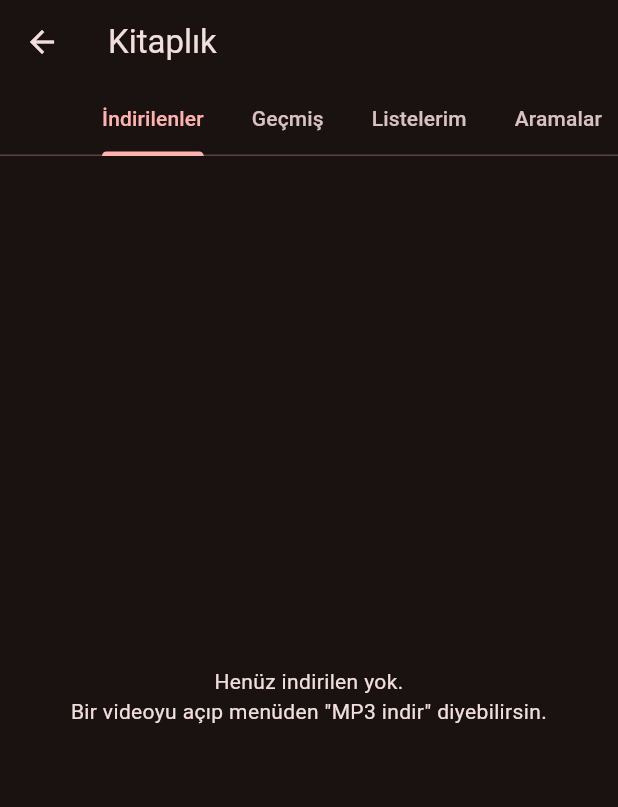
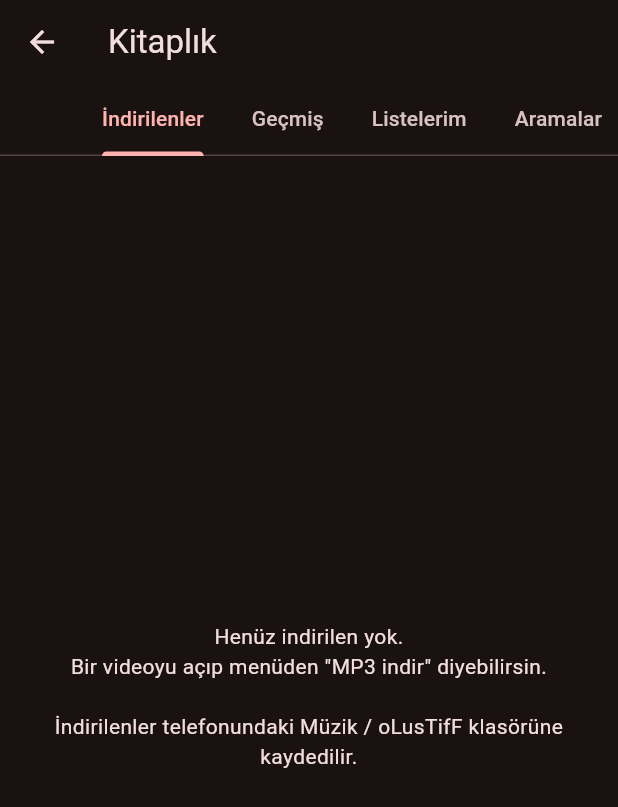
Before and after one commit to olustiff/olustiff-tube, a Flutter app: the screen it shows after launch, after a tap on the "library music" icon, on a phone screen of 412 x 824 dp. Shown: the top 807 px of the screen. Run offline on Flutter 3.47's test engine with Material 3 defaults, Android fonts, the phone set to English and light mode, and no system bars; our stand-ins replace package_info_plus, share_plus, shared_preferences.

Commit message:
auto: update 2026-08-24 04:03:16

```diff
--- a/lib/core/data/downloads_store.dart
+++ b/lib/core/data/downloads_store.dart
@@ -94,9 +94,23 @@ class DownloadsStore extends ChangeNotifier {
   /// Süren indirmelerin ilerlemesi (0..1) — arayüz yüzde gösterir.
   final Map<String, double> _progress = {};
 
+  /// Süren indirmelerin başlıkları. Arayüzün "ne iniyor" diye başka
+  /// kaynaklardan tahmin yürütmesine gerek kalmasın diye burada tutulur.
+  final Map<String, String> _titles = {};
+
   List<DownloadedItem> get items => List.unmodifiable(_items);
   bool isDownloading(String videoId) => _progress.containsKey(videoId);
   double progressOf(String videoId) => _progress[videoId] ?? 0;
+
+  /// Şu an inen dosyalar: (videoId, başlık, ilerleme).
+  List<({String videoId, String title, double progress})> get activeDownloads =>
+      _progress.entries
+          .map((e) => (
+                videoId: e.key,
+                title: _titles[e.key] ?? '',
+                progress: e.value,
+              ))
+          .toList(growable: false);
 
   bool hasDownload(String videoId) =>
       _items.any((i) => i.videoId == videoId);
@@ -142,8 +156,13 @@ class DownloadsStore extends ChangeNotifier {
   }
 
   /// Videonun sesini MP3 olarak indirir ve ortak Müzik klasörüne kaydeder.
-  Future<DownloadedItem> download(String videoId, {int bitrate = 320}) async {
+  Future<DownloadedItem> download(
+    String videoId, {
+    int bitrate = 320,
+    String title = '',
+  }) async {
     _progress[videoId] = 0;
+    _titles[videoId] = title;
     notifyListeners();
     try {
       final raw = await _channel.invokeMethod<Map<Object?, Object?>>(
@@ -158,6 +177,7 @@ class DownloadsStore extends ChangeNotifier {
       return item;
     } finally {
       _progress.remove(videoId);
+      _titles.remove(videoId);
       notifyListeners();
     }
   }
--- a/lib/features/library/download_progress_bar.dart
+++ b/lib/features/library/download_progress_bar.dart
@@ -1,60 +1,46 @@
 import 'package:flutter/material.dart';
 
 import '../../core/data/downloads_store.dart';
-import '../../core/data/library_store.dart';
-import '../../core/extraction/models.dart';
-import '../../core/playback/playback_coordinator.dart';
 
-/// Süren MP3 indirmelerini gösteren ince şerit.
+/// Süren MP3 indirmelerini ekranın altında gösteren ince şerit.
 ///
-/// MP3 üretimi ses yeniden kodlandığı için şarkı başına 30-60 sn sürüyor;
-/// kullanıcı bu sırada başka ekranlarda gezindiği için "indirme başladı mı"
-/// sorusunun cevabı ekranda kalıcı olarak durmalı. Bu yüzden şerit
-/// [MiniPlayer]'ın hemen üstünde, liste ekranlarının altında yaşıyor.
+/// İndirme uzun sürüyor (ses çözülüp yeniden kodlanıyor); geri bildirim
+/// olmayınca "başladı mı?" belirsiz kalıyordu. Süren indirme yoksa hiç yer
+/// kaplamaz.
 class DownloadProgressBar extends StatelessWidget {
   const DownloadProgressBar({super.key});
 
   @override
   Widget build(BuildContext context) {
-    final downloads = DownloadsStore.instance;
-    final library = LibraryStore.instance;
-    final playback = PlaybackCoordinator.instance;
+    final store = DownloadsStore.instance;
 
-    // İlerleme DownloadsStore'dan, indirilen şarkının adı ise geçmiş/kuyruk
-    // gibi başlığı bilen kaynaklardan geliyor; ikisini de dinlemek gerekiyor.
     return AnimatedBuilder(
-      animation: Listenable.merge([downloads, library, playback]),
+      animation: store,
       builder: (context, _) {
-        final active = _activeDownloads(downloads, library, playback);
-        // Süren indirme yokken şerit hiç yer kaplamamalı.
+        final active = store.activeDownloads;
         if (active.isEmpty) return const SizedBox.shrink();
 
         final theme = Theme.of(context);
-        final progress =
-            active.map((d) => d.progress).reduce((a, b) => a + b) /
+        final average =
+            active.map((e) => e.progress).reduce((a, b) => a + b) /
                 active.length;
 
-        // Tek çubuk birden fazla indirmeyi temsil edemez; o yüzden çok
-        // indirme varken adet, tekken şarkı adı yazılıyor.
         final label = active.length > 1
             ? '${active.length} indirme sürüyor'
-            : (active.first.title ?? 'MP3 hazırlanıyor…');
+            : (active.first.title.isEmpty
+                ? 'MP3 hazırlanıyor…'
+                : active.first.title);
 
         return Material(
           color: theme.colorScheme.surfaceContainerHigh,
           child: Padding(
-            padding: const EdgeInsets.fromLTRB(16, 8, 16, 8),
+            padding: const EdgeInsets.fromLTRB(12, 8, 12, 6),
             child: Column(
               mainAxisSize: MainAxisSize.min,
-              crossAxisAlignment: CrossAxisAlignment.start,
               children: [
                 Row(
                   children: [
-                    Icon(
-                      Icons.downloading,
-                      size: 16,
-                      color: theme.colorScheme.onSurfaceVariant,
-                    ),
+                    const Icon(Icons.download, size: 16),
                     const SizedBox(width: 8),
                     Expanded(
                       child: Text(
@@ -64,9 +50,8 @@ class DownloadProgressBar extends StatelessWidget {
                         style: theme.textTheme.bodySmall,
                       ),
                     ),
-                    const SizedBox(width: 8),
                     Text(
-                      '%${(progress * 100).round()}',
+                      '%${(average * 100).round()}',
                       style: theme.textTheme.bodySmall,
                     ),
                   ],
@@ -74,11 +59,10 @@ class DownloadProgressBar extends StatelessWidget {
                 const SizedBox(height: 6),
                 ClipRRect(
                   borderRadius: BorderRadius.circular(2),
+                  // İlerleme henüz gelmediyse akan çubuk göster: sabit sıfır
+                  // "takıldı" izlenimi veriyordu.
                   child: LinearProgressIndicator(
-                    // Native taraf ilk ilerlemeyi bildirene kadar sabit sıfır
-                    // duran çubuk "takıldı" izlenimi veriyor; o aralıkta
-                    // belirsiz (akan) çubuk gösteriliyor.
-                    value: progress > 0 ? progress : null,
+                    value: average > 0 ? average : null,
                     minHeight: 3,
                   ),
                 ),
@@ -89,54 +73,4 @@ class DownloadProgressBar extends StatelessWidget {
       },
     );
   }
-
-  /// Süren indirmeleri, bilinebiliyorsa adlarıyla birlikte toplar.
-  ///
-  /// [DownloadsStore] yalnızca "şu videoId iniyor mu" sorusuna cevap veriyor;
-  /// süren indirmelerin listesini vermiyor. İndirme her zaman oynatma
-  /// ekranından başlatıldığı için aday videoId'leri çalan içerik, kuyruk ve
-  /// izleme geçmişinden çıkarıyoruz — başlık da aynı kayıtlardan geliyor,
-  /// böylece uydurma ad göstermiyoruz.
-  List<_ActiveDownload> _activeDownloads(
-    DownloadsStore downloads,
-    LibraryStore library,
-    PlaybackCoordinator playback,
-  ) {
-    final candidates = <String, String?>{};
-
-    void add(String? videoId, String? title) {
-      if (videoId == null || videoId.isEmpty) return;
-      // İlk kaynak (çalan içerik) en güvenilir başlığı taşıyor; sonrakiler
-      // yalnızca eksik başlığı tamamlar.
-      final existing = candidates[videoId];
-      if (candidates.containsKey(videoId) && existing != null) return;
-      candidates[videoId] = (title != null && title.isNotEmpty) ? title : null;
-    }
-
-    add(playback.details?.videoId, playback.details?.title);
-    add(playback.pending?.videoId, playback.pending?.title);
-    for (final VideoSummary video in playback.queue) {
-      add(video.videoId, video.title);
-    }
-    for (final VideoSummary video in library.watched) {
-      add(video.videoId, video.title);
-    }
-
-    return [
-      for (final entry in candidates.entries)
-        if (downloads.isDownloading(entry.key))
-          _ActiveDownload(
-            title: entry.value,
-            progress: downloads.progressOf(entry.key),
-          ),
-    ];
-  }
 }
-
-/// Süren tek bir indirme: adı bilinmiyorsa [title] boş kalır.
-class _ActiveDownload {
-  const _ActiveDownload({required this.title, required this.progress});
-
-  final String? title;
-  final double progress;
-}
--- a/lib/features/library/downloads_tab.dart
+++ b/lib/features/library/downloads_tab.dart
@@ -7,6 +7,21 @@ import '../search/video_list.dart';
 /// İndirilenler: internet olmadan oynatılabilen dosyalar.
 class DownloadsTab extends StatelessWidget {
   const DownloadsTab({super.key});
+
+  /// Sistem dosya/müzik uygulamasında indirme klasörünü açar.
+  Future<void> _openFolder(BuildContext context) async {
+    final messenger = ScaffoldMessenger.of(context);
+    final opened = await DownloadsStore.instance.openFolder();
+    if (!opened) {
+      messenger.showSnackBar(
+        const SnackBar(
+          content: Text(
+            'Klasör açılamadı. Dosyalar: Müzik / oLusTifF',
+          ),
+        ),
+      );
+    }
+  }
 
   @override
   Widget build(BuildContext context) {
@@ -21,7 +36,8 @@ class DownloadsTab extends StatelessWidget {
               padding: EdgeInsets.all(32),
               child: Text(
                 'Henüz indirilen yok.\n'
-                'Bir videoyu açıp menüden "MP3 indir" diyebilirsin.',
+                'Bir videoyu açıp menüden "MP3 indir" diyebilirsin.\n\n'
+                'İndirilenler telefonundaki Müzik / oLusTifF klasörüne kaydedilir.',
                 textAlign: TextAlign.center,
               ),
             ),
@@ -38,8 +54,16 @@ class DownloadsTab extends StatelessWidget {
               child: Row(
                 children: [
                   Text('${items.length} dosya'),
+                  const SizedBox(width: 8),
+                  Text('${totalMb.toStringAsFixed(0)} MB'),
                   const Spacer(),
-                  Text('${totalMb.toStringAsFixed(0)} MB'),
+                  // Dosyalar ortak Müzik klasöründe; kullanıcı onları
+                  // telefonun dosya yöneticisinde de görebilsin.
+                  TextButton.icon(
+                    onPressed: () => _openFolder(context),
+                    icon: const Icon(Icons.folder_open, size: 18),
+                    label: const Text('Klasörü aç'),
+                  ),
                 ],
               ),
             ),
--- a/lib/features/player/download_menu.dart
+++ b/lib/features/player/download_menu.dart
@@ -61,7 +61,11 @@ Future<void> showDownloadMenu(BuildContext context) async {
   );
 
   try {
-    final item = await store.download(details.videoId, bitrate: bitrate);
+    final item = await store.download(
+      details.videoId,
+      bitrate: bitrate,
+      title: details.title,
+    );
     messenger.showSnackBar(
       SnackBar(content: Text('İndirildi • ${item.sizeLabel}')),
     );
```
